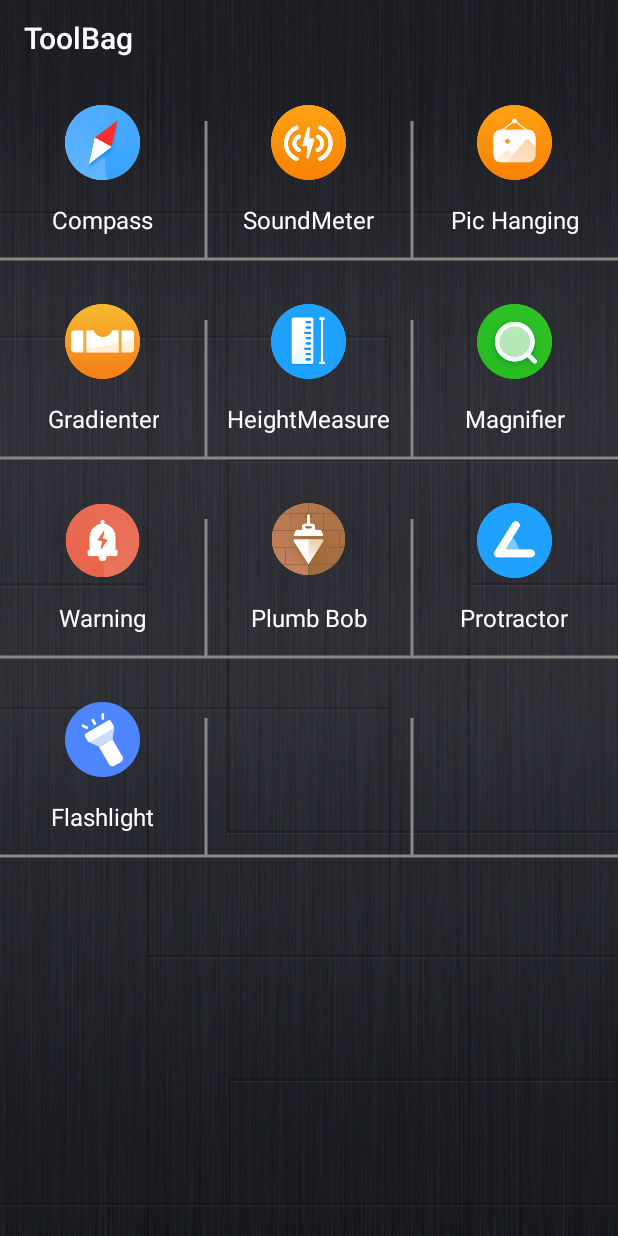
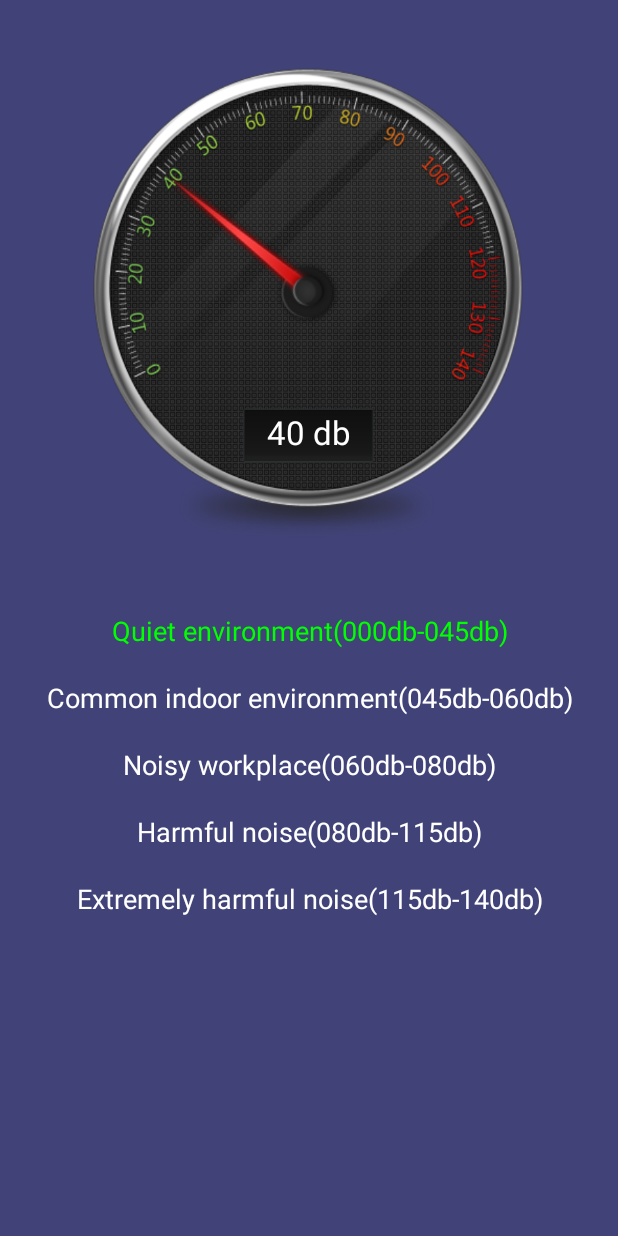
Before and after one commit to dearhj/ToolBag, an Android app: the screen it shows after launch (MainActivity before the commit, NoiseActivity after it), after a tap on "SoundMeter", on a phone screen of 412 x 824 dp. Run offline under Robolectric (Android 15) with nearby library versions, the phone set to English and light mode, and no system bars.

Commit message:
增加噪音测试功能

```diff
--- a/app/src/main/java/com/android/toolbag/Ext.kt
+++ b/app/src/main/java/com/android/toolbag/Ext.kt
@@ -4,6 +4,8 @@ import android.content.Context
 import android.database.ContentObserver
 import android.net.Uri
 import android.provider.Settings
+import java.io.File
+import java.io.IOException
 
 fun observerGlobal(context: Context, name: String, block: (Boolean) -> Unit) {
     observer(context, Settings.Global.getUriFor(name), block)
@@ -21,3 +23,27 @@ fun oo(block: (Boolean) -> Unit): ContentObserver {
         }
     }
 }
+
+
+var dbCount = 40f
+var value = 0f // 声音分贝值
+const val ALPHA = 0.3f // 平滑因子，值越小越平滑，越接近1越灵敏
+
+fun getSmoothedDb(newDb: Float) {
+    dbCount = ALPHA * newDb + (1 - ALPHA) * dbCount
+}
+
+fun createFile(fileName: String): File? {
+    try {
+        val externalDir = App.mContext!!.getExternalFilesDir(null)
+        val myCaptureFile = File(externalDir, fileName)
+        if (myCaptureFile.exists()) {
+            myCaptureFile.delete()
+        }
+        myCaptureFile.createNewFile()
+        return myCaptureFile
+    } catch (e: IOException) {
+        e.printStackTrace()
+        return null
+    }
+}
--- a/app/src/main/java/com/android/toolbag/MainActivity.kt
+++ b/app/src/main/java/com/android/toolbag/MainActivity.kt
@@ -11,6 +11,7 @@ import androidx.appcompat.widget.Toolbar
 import androidx.core.view.WindowCompat
 import com.android.toolbag.item.AlarmActivity
 import com.android.toolbag.item.FlashlightActivity
+import com.android.toolbag.item.NoiseActivity
 import com.android.toolbag.widget.LineGridView
 
 
@@ -80,7 +81,8 @@ class MainActivity : AppCompatActivity() {
                 println("打开铅锤")
             }
             getString(R.string.noise) -> {
-                println("打开噪音测试")
+                val intent = Intent(this, NoiseActivity::class.java)
+                startActivity(intent)
             }
             getString(R.string.magnifier) -> {
                 println("打开放大镜")
--- /dev/null
+++ b/app/src/main/java/com/android/toolbag/item/MyMediaRecorder.kt
@@ -0,0 +1,86 @@
+package com.android.toolbag.item
+
+import android.media.MediaRecorder
+import java.io.File
+import java.io.IOException
+
+
+class MyMediaRecorder {
+    private var myRecAudioFile: File? = null
+    private var mMediaRecorder: MediaRecorder? = null
+    private var isRecording: Boolean = false
+
+    fun getMaxAmplitude(): Float {
+        if (mMediaRecorder != null) {
+            try {
+                return mMediaRecorder!!.maxAmplitude.toFloat()
+            } catch (e: IllegalArgumentException) {
+                e.printStackTrace()
+                return 0f
+            }
+        } else {
+            return 5f
+        }
+    }
+
+    fun setMyRecAudioFile(myRecAudioFile: File?) {
+        this.myRecAudioFile = myRecAudioFile
+    }
+
+    /**
+     * 录音
+     * @return 是否成功开始录音
+     */
+    fun startRecorder(): Boolean {
+        if (myRecAudioFile == null) {
+            return false
+        }
+        try {
+            mMediaRecorder = MediaRecorder()
+            mMediaRecorder!!.setAudioSource(MediaRecorder.AudioSource.MIC)
+            mMediaRecorder!!.setOutputFormat(MediaRecorder.OutputFormat.THREE_GPP)
+            mMediaRecorder!!.setAudioEncoder(MediaRecorder.AudioEncoder.AMR_NB)
+            mMediaRecorder!!.setOutputFile(myRecAudioFile!!.absolutePath)
+            mMediaRecorder!!.prepare()
+            mMediaRecorder!!.start()
+            isRecording = true
+            return true
+        } catch (exception: IOException) {
+            mMediaRecorder!!.reset()
+            mMediaRecorder!!.release()
+            mMediaRecorder = null
+            isRecording = false
+            exception.printStackTrace()
+        } catch (e: IllegalStateException) {
+            stopRecording()
+            e.printStackTrace()
+            isRecording = false
+        }
+        return false
+    }
+
+
+    private fun stopRecording() {
+        if (mMediaRecorder != null) {
+            if (isRecording) {
+                try {
+                    mMediaRecorder!!.stop()
+                    mMediaRecorder!!.release()
+                } catch (e: Exception) {
+                    e.printStackTrace()
+                }
+            }
+            mMediaRecorder = null
+            isRecording = false
+        }
+    }
+
+
+    fun delete() {
+        stopRecording()
+        if (myRecAudioFile != null) {
+            myRecAudioFile!!.delete()
+            myRecAudioFile = null
+        }
+    }
+}
--- /dev/null
+++ b/app/src/main/java/com/android/toolbag/item/NoiseActivity.kt
@@ -0,0 +1,146 @@
+package com.android.toolbag.item
+
+import android.graphics.Color
+import android.os.Build
+import android.os.Bundle
+import android.view.View
+import android.widget.TextView
+import android.widget.Toast
+import androidx.appcompat.app.AppCompatActivity
+import androidx.core.content.ContextCompat
+import androidx.core.view.WindowCompat
+import com.android.toolbag.R
+import com.android.toolbag.createFile
+import com.android.toolbag.dbCount
+import com.android.toolbag.getSmoothedDb
+import com.android.toolbag.widget.SoundDiscView
+import kotlinx.coroutines.Dispatchers
+import kotlinx.coroutines.Job
+import kotlinx.coroutines.MainScope
+import kotlinx.coroutines.delay
+import kotlinx.coroutines.launch
+import java.io.File
+import kotlin.math.log10
+
+
+class NoiseActivity : AppCompatActivity() {
+
+    private var volume: Float = 10000f
+    private var soundDiscView: SoundDiscView? = null
+    private var mRecorder: MyMediaRecorder? = null
+    private var job: Job? = null
+    private var textView1: TextView? = null
+    private var textView2: TextView? = null
+    private var textView3: TextView? = null
+    private var textView4: TextView? = null
+    private var textView5: TextView? = null
+    override fun onCreate(savedInstanceState: Bundle?) {
+        super.onCreate(savedInstanceState)
+        setContentView(R.layout.activity_noise)
+        if (Build.VERSION.SDK_INT >= Build.VERSION_CODES.R) {
+            WindowCompat.setDecorFitsSystemWindows(window, false)
+            window.isNavigationBarContrastEnforced = false
+        }
+        mRecorder = MyMediaRecorder()
+        textView1 = findViewById(R.id.quiteTextView)
+        textView2 = findViewById(R.id.indoorTextView)
+        textView3 = findViewById(R.id.noisyTextView)
+        textView4 = findViewById(R.id.harmfulTextView)
+        textView5 = findViewById(R.id.extremelyTextView)
+    }
+
+    private fun startListenAudio() {
+        job = MainScope().launch(Dispatchers.Main) {
+            while (true) {
+                volume = mRecorder!!.getMaxAmplitude() //获取声压值
+                if (volume > 0 && volume < 1000000) {
+                    getSmoothedDb(20 * (log10(volume.toDouble())).toFloat()) //将声压值转为分贝值
+                    soundDiscView?.refresh()
+                }
+                updateView()
+                delay(200)
+            }
+        }
+    }
+
+    private fun updateView() {
+        if (dbCount >= 0 && dbCount < 45) {
+            textView1?.setTextColor(ContextCompat.getColor(this, R.color.sound_value1))
+            textView2?.setTextColor(Color.WHITE)
+            textView3?.setTextColor(Color.WHITE)
+            textView4?.setTextColor(Color.WHITE)
+            textView5?.setTextColor(Color.WHITE)
+        } else if (dbCount >= 45 && dbCount < 60) {
+            textView1?.setTextColor(Color.WHITE)
+            textView2?.setTextColor(ContextCompat.getColor(this, R.color.sound_value2))
+            textView3?.setTextColor(Color.WHITE)
+            textView4?.setTextColor(Color.WHITE)
+            textView5?.setTextColor(Color.WHITE)
+        } else if (dbCount >= 60 && dbCount < 80) {
+            textView1?.setTextColor(Color.WHITE)
+            textView2?.setTextColor(Color.WHITE)
+            textView3?.setTextColor(ContextCompat.getColor(this, R.color.sound_value3))
+            textView4?.setTextColor(Color.WHITE)
+            textView5?.setTextColor(Color.WHITE)
+        } else if (dbCount >= 80 && dbCount < 115) {
+            textView1?.setTextColor(Color.WHITE)
+            textView2?.setTextColor(Color.WHITE)
+            textView3?.setTextColor(Color.WHITE)
+            textView4?.setTextColor(ContextCompat.getColor(this, R.color.sound_value4))
+            textView5?.setTextColor(Color.WHITE)
+        } else if (dbCount >= 115.0) {
+            textView1?.setTextColor(Color.WHITE)
+            textView2?.setTextColor(Color.WHITE)
+            textView3?.setTextColor(Color.WHITE)
+            textView4?.setTextColor(Color.WHITE)
+            textView5?.setTextColor(ContextCompat.getColor(this, R.color.sound_value5))
+        }
+    }
+
+
+    private fun startRecord(fFile: File?) {
+        try {
+            mRecorder?.setMyRecAudioFile(fFile)
+            if (mRecorder!!.startRecorder()) {
+                startListenAudio()
+            } else {
+                Toast.makeText(
+                    applicationContext,
+                    getString(R.string.test_fail),
+                    Toast.LENGTH_SHORT
+                ).show()
+                finish()
+            }
+        } catch (e: Exception) {
+            Toast.makeText(applicationContext, getString(R.string.test_fail), Toast.LENGTH_SHORT)
+                .show()
+            e.printStackTrace()
+            finish()
+        }
+    }
+
+
+    override fun onResume() {
+        super.onResume()
+        if (mRecorder == null) finish()
+        soundDiscView = findViewById<View>(R.id.soundDiscView) as SoundDiscView
+        val file = createFile("temp.amr")
+        if (file != null) startRecord(file)
+        else {
+            finish()
+            Toast.makeText(applicationContext, getString(R.string.test_fail), Toast.LENGTH_SHORT)
+                .show()
+        }
+    }
+
+    override fun onPause() {
+        super.onPause()
+        mRecorder!!.delete()
+        job?.cancel()
+    }
+
+    override fun onDestroy() {
+        mRecorder!!.delete()
+        super.onDestroy()
+    }
+}
--- /dev/null
+++ b/app/src/main/java/com/android/toolbag/widget/SoundDiscView.java
@@ -0,0 +1,96 @@
+package com.android.toolbag.widget;
+
+import static com.android.toolbag.ExtKt.getDbCount;
+
+import android.annotation.SuppressLint;
+import android.app.Activity;
+import android.content.Context;
+import android.graphics.Bitmap;
+import android.graphics.BitmapFactory;
+import android.graphics.Canvas;
+import android.graphics.Color;
+import android.graphics.Matrix;
+import android.graphics.Paint;
+import android.util.AttributeSet;
+import android.util.DisplayMetrics;
+import android.view.WindowManager;
+import android.widget.ImageView;
+
+import com.android.toolbag.R;
+
+@SuppressLint("AppCompatCustomView")
+public class SoundDiscView extends ImageView {
+
+    private float scaleWidth, scaleHeight;
+    private int newWidth, newHeight;
+    private Matrix mMatrix = new Matrix();
+    private Bitmap indicatorBitmap;
+    private Paint paint = new Paint();
+    static final long ANIMATION_INTERVAL = 20;
+
+    public SoundDiscView(Context context) {
+        super(context);
+    }
+
+    public SoundDiscView(Context context, AttributeSet attrs) {
+        super(context, attrs);
+    }
+
+    private void init() {
+        Bitmap myBitmap = BitmapFactory.decodeResource(getResources(), R.drawable.noise_index);
+        int bitmapWidth = myBitmap.getWidth();
+        int bitmapHeight = myBitmap.getHeight();
+        newWidth = getWidth();
+        newHeight = getHeight();
+        scaleWidth = ((float) newWidth) / (float) bitmapWidth;  // 获取缩放比例
+        scaleHeight = ((float) newHeight) / (float) bitmapHeight;  //获取缩放比例
+        mMatrix.postScale(scaleWidth, scaleHeight);   //设置mMatrix的缩放比例
+        indicatorBitmap = Bitmap.createBitmap(myBitmap, 0, 0, bitmapWidth, bitmapHeight, mMatrix, true);  //获取同等和背景宽高的指针图的bitmap
+
+        paint = new Paint();
+        paint.setTextSize(22 * getDensity(getContext()));
+        paint.setAntiAlias(true);  //抗锯齿
+        paint.setTextAlign(Paint.Align.CENTER);
+        paint.setColor(Color.WHITE);
+    }
+
+    /**
+     * 屏幕密度
+     */
+    public static float getDensity(Context context) {
+        if (context instanceof Activity) {
+            context = context.getApplicationContext();
+        }
+        WindowManager wm = (WindowManager) context
+                .getSystemService(Context.WINDOW_SERVICE);
+        DisplayMetrics outMetrics = new DisplayMetrics();
+        wm.getDefaultDisplay().getMetrics(outMetrics);
+        return outMetrics.density;
+    }
+
+    public void refresh() {
+        postInvalidateDelayed(ANIMATION_INTERVAL); //子线程刷新view
+    }
+
+    @Override
+    protected void onMeasure(int widthMeasureSpec, int heightMeasureSpec) {
+        super.onMeasure(widthMeasureSpec, heightMeasureSpec);
+    }
+
+    @Override
+    protected void onDraw(Canvas canvas) {
+        super.onDraw(canvas);
+        if (indicatorBitmap == null) {
+            init();
+        }
+        mMatrix.setRotate(getAngle(getDbCount()), (float) newWidth / 2, (float) (newHeight * 215) / 460);   //图片相对位置
+        canvas.drawBitmap(indicatorBitmap, mMatrix, paint);
+        canvas.drawText((int) getDbCount() + " db", (float) newWidth / 2, (float) (newHeight * 36) / 46, paint); //图片相对位置
+    }
+
+    private float getAngle(float db) {
+        if (db < 0) db = 0;
+        if (db > 140) db = 140;
+        return (db - 82) * ((float) 235 / 140); //根据指针原始角度计算旋转角度，表盘角度235
+    }
+}
--- /dev/null
+++ b/app/src/main/res/layout/activity_noise.xml
@@ -0,0 +1,71 @@
+<?xml version="1.0" encoding="utf-8"?>
+<ScrollView xmlns:android="http://schemas.android.com/apk/res/android"
+    android:layout_width="match_parent"
+    android:layout_height="match_parent"
+    android:background="@color/flash_blue"
+    android:fitsSystemWindows="true">
+
+    <LinearLayout
+        android:layout_width="match_parent"
+        android:layout_height="wrap_content"
+        android:orientation="vertical">
+
+        <com.android.toolbag.widget.SoundDiscView
+            android:id="@+id/soundDiscView"
+            android:layout_width="300dp"
+            android:layout_height="328dp"
+            android:layout_gravity="center_horizontal"
+            android:layout_marginTop="40dp"
+            android:background="@drawable/noise_disc" />
+
+        <TextView
+            android:id="@+id/quiteTextView"
+            android:layout_width="match_parent"
+            android:layout_height="wrap_content"
+            android:layout_marginTop="40dp"
+            android:gravity="center"
+            android:text="@string/volume_size_name1"
+            android:textColor="@color/white"
+            android:textSize="18sp" />
+
+        <TextView
+            android:id="@+id/indoorTextView"
+            android:layout_width="match_parent"
+            android:layout_height="wrap_content"
+            android:layout_marginTop="20dp"
+            android:gravity="center"
+            android:text="@string/volume_size_name2"
+            android:textColor="@color/white"
+            android:textSize="18sp" />
+
+        <TextView
+            android:id="@+id/noisyTextView"
+            android:layout_width="match_parent"
+            android:layout_height="wrap_content"
+            android:layout_marginTop="20dp"
+            android:gravity="center"
+            android:text="@string/volume_size_name3"
+            android:textColor="@color/white"
+            android:textSize="18sp" />
+
+        <TextView
+            android:id="@+id/harmfulTextView"
+            android:layout_width="match_parent"
+            android:layout_height="wrap_content"
+            android:layout_marginTop="20dp"
+            android:gravity="center"
+            android:text="@string/volume_size_name4"
+            android:textColor="@color/white"
+            android:textSize="18sp" />
+
+        <TextView
+            android:id="@+id/extremelyTextView"
+            android:layout_width="match_parent"
+            android:layout_height="wrap_content"
+            android:layout_marginTop="20dp"
+            android:gravity="center"
+            android:text="@string/volume_size_name5"
+            android:textColor="@color/white"
+            android:textSize="18sp" />
+    </LinearLayout>
+</ScrollView>
--- a/app/src/main/res/values/colors.xml
+++ b/app/src/main/res/values/colors.xml
@@ -3,4 +3,9 @@
     <color name="black">#FF000000</color>
     <color name="white">#FFFFFFFF</color>
     <color name="flash_blue">#FF414378</color>
+    <color name="sound_value1">#FF00FF00</color>
+    <color name="sound_value2">#FF83F143</color>
+    <color name="sound_value3">#FFE3F447</color>
+    <color name="sound_value4">#FFE33314</color>
+    <color name="sound_value5">#FFFF0000</color>
 </resources>
--- a/app/src/main/res/values/strings.xml
+++ b/app/src/main/res/values/strings.xml
@@ -15,4 +15,10 @@
     <string name="flashlight">Flash Light</string>
     <string name="alarming">Alarm Bell</string>
     <string name="screen_flash">Alarm Lamp</string>
+    <string name="volume_size_name1">Quiet environment(000db-045db)</string>
+    <string name="volume_size_name2">Common indoor environment(045db-060db)</string>
+    <string name="volume_size_name3">Noisy workplace(060db-080db)</string>
+    <string name="volume_size_name4">Harmful noise(080db-115db)</string>
+    <string name="volume_size_name5">Extremely harmful noise(115db-140db)</string>
+    <string name="test_fail">Noise test initialization failed</string>
 </resources>
```
Also changed, not shown: app/src/main/AndroidManifest.xml (+15 -0 lines), app/src/main/res/drawable/noise_disc.png (added), app/src/main/res/drawable/noise_index.png (added), 1 other file.
